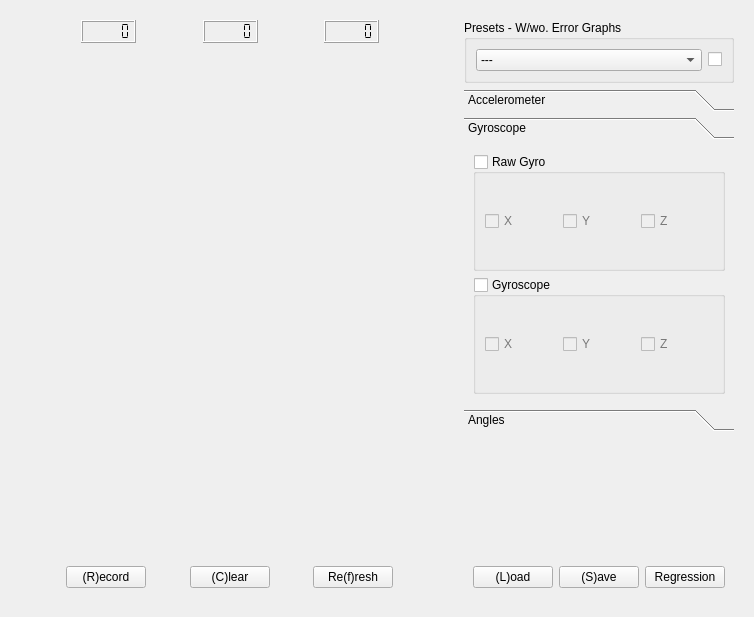
First picture: the form in tinyos-2.x/trunk/support/cpp/TestShimmer/src/DataWidget.ui, repository baharev/szte-wsn-code, before the edit.
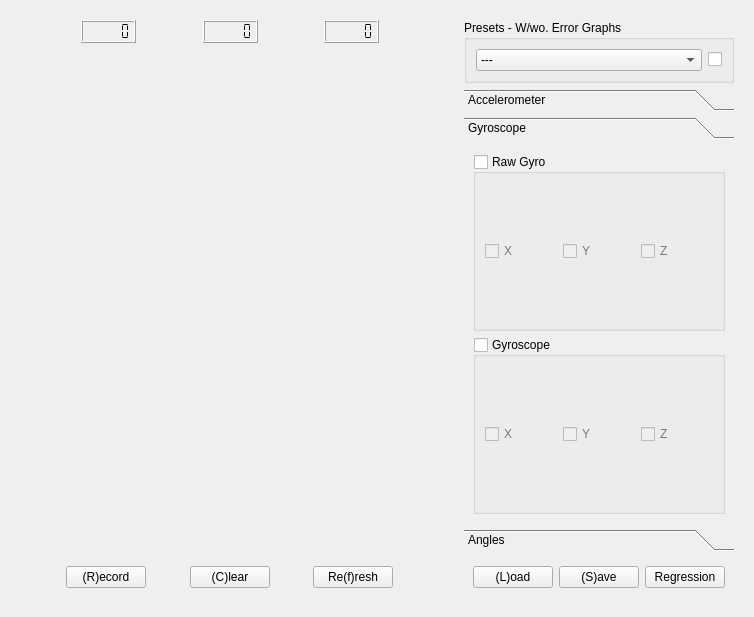
Second picture: the form after the edit. The open tabs and pages were chosen to show the change. Custom widgets are drawn as their Qt base class.

```diff
--- a/tinyos-2.x/trunk/support/cpp/TestShimmer/src/DataWidget.ui
+++ b/tinyos-2.x/trunk/support/cpp/TestShimmer/src/DataWidget.ui
@@ -206,7 +206,7 @@
     </layout>
    </item>
    <item>
-    <layout class="QVBoxLayout" name="menuLayout" stretch="0,1,0,0">
+    <layout class="QVBoxLayout" name="menuLayout" stretch="0,1,0">
      <property name="margin">
       <number>9</number>
      </property>
@@ -579,8 +579,8 @@
          <rect>
           <x>0</x>
           <y>0</y>
-          <width>255</width>
-          <height>268</height>
+          <width>137</width>
+          <height>124</height>
          </rect>
         </property>
         <attribute name="label">
@@ -1206,19 +1206,6 @@
        </widget>
       </widget>
      </item>
-     <item>
-      <spacer name="verticalSpacer">
-       <property name="orientation">
-        <enum>Qt::Vertical</enum>
-       </property>
-       <property name="sizeHint" stdset="0">
-        <size>
-         <width>20</width>
-         <height>120</height>
-        </size>
-       </property>
-      </spacer>
-     </item>
      <item>
       <widget class="QWidget" name="buttonsLayout" native="true">
        <layout class="QHBoxLayout" name="horizontalLayout_15">
```
Left out of the diff: 4 changed lines with no effect on the pictures.
